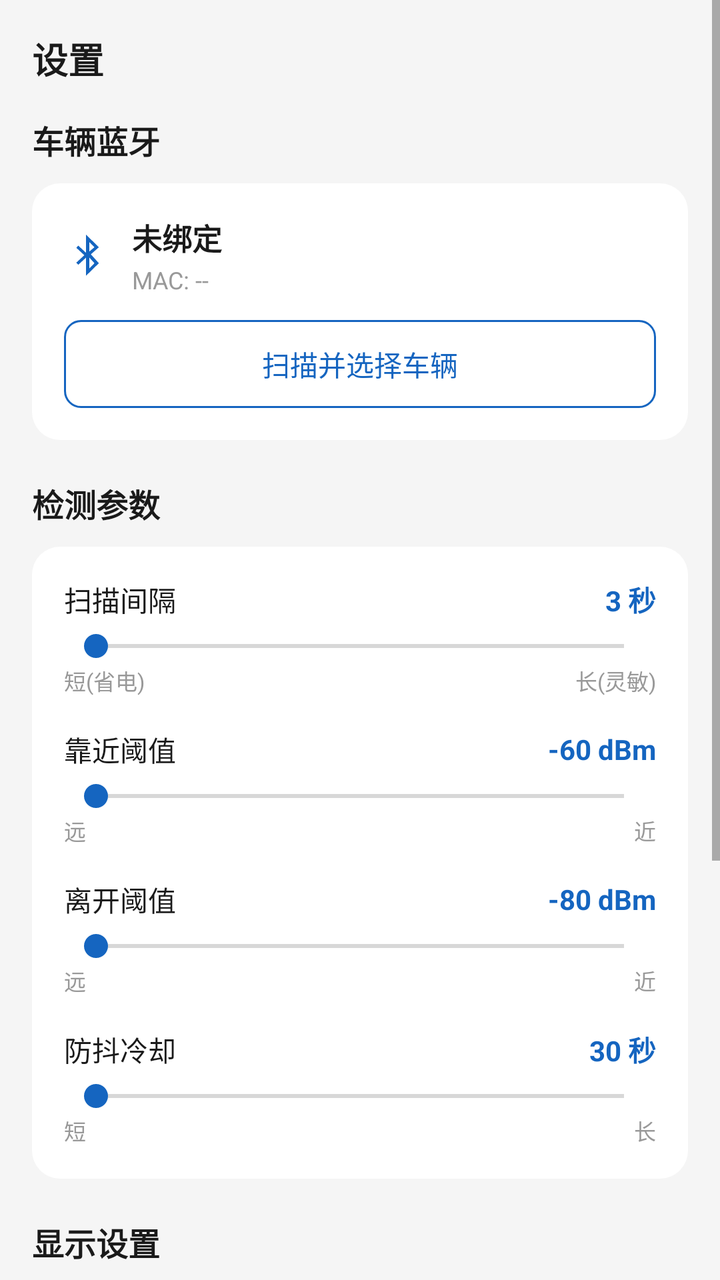
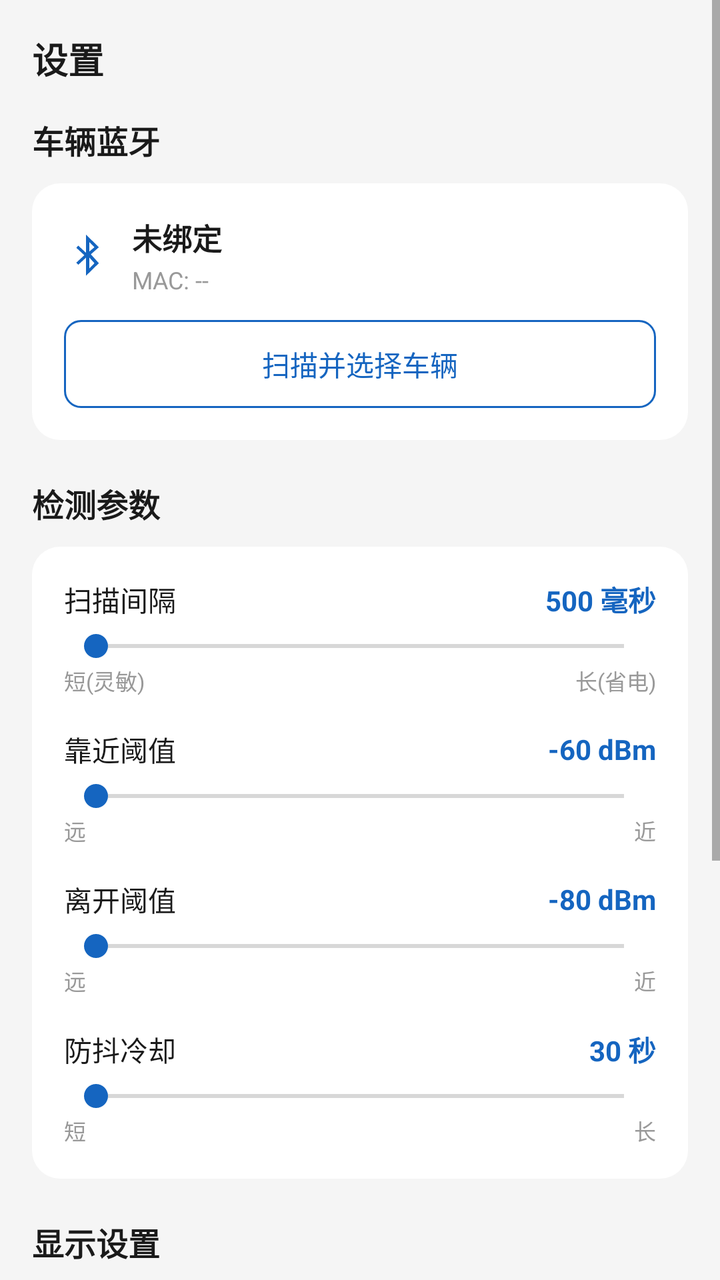

Screens rendered from an Android XML layout before and after an edit, with the pre-edit source and the edit as a unified diff.
<!-- AndroidManifest.xml: application theme AppTheme -->
<!-- res/layout/fragment_settings.xml -->
<?xml version="1.0" encoding="utf-8"?>
<ScrollView xmlns:android="http://schemas.android.com/apk/res/android"
    android:layout_width="match_parent"
    android:layout_height="match_parent"
    android:fillViewport="true"
    android:background="@color/niu_bg">

    <LinearLayout
        android:layout_width="match_parent"
        android:layout_height="wrap_content"
        android:orientation="vertical"
        android:padding="16dp">

        <TextView
            android:layout_width="match_parent"
            android:layout_height="wrap_content"
            android:text="设置"
            android:textSize="18sp"
            android:textStyle="bold"
            android:textColor="@color/niu_text"
            android:layout_marginBottom="16dp"/>

        
        <TextView
            android:layout_width="match_parent"
            android:layout_height="wrap_content"
            android:text="车辆蓝牙"
            android:textSize="16sp"
            android:textStyle="bold"
            android:textColor="@color/niu_text"
            android:layout_marginBottom="10dp"/>
        <LinearLayout
            android:layout_width="match_parent"
            android:layout_height="wrap_content"
            android:orientation="vertical"
            android:background="@drawable/bg_card"
            android:padding="16dp"
            android:layout_marginBottom="20dp">
            <LinearLayout
                android:layout_width="match_parent"
                android:layout_height="wrap_content"
                android:orientation="horizontal"
                android:gravity="center_vertical">
                <ImageView
                    android:layout_width="24dp"
                    android:layout_height="24dp"
                    android:src="@android:drawable/stat_sys_data_bluetooth"
                    android:tint="@color/niu_primary"/>
                <LinearLayout
                    android:layout_width="0dp"
                    android:layout_height="wrap_content"
                    android:layout_weight="1"
                    android:orientation="vertical"
                    android:layout_marginStart="10dp">
                    <TextView
                        android:id="@+id/tv_device_name"
                        android:layout_width="wrap_content"
                        android:layout_height="wrap_content"
                        android:text="未绑定"
                        android:textSize="15sp"
                        android:textStyle="bold"
                        android:textColor="@color/niu_text"/>
                    <TextView
                        android:id="@+id/tv_device_mac"
                        android:layout_width="wrap_content"
                        android:layout_height="wrap_content"
                        android:text="MAC: --"
                        android:textSize="12sp"
                        android:textColor="@color/niu_hint"
                        android:layout_marginTop="2dp"/>
                </LinearLayout>
            </LinearLayout>
            
            <Button
                android:id="@+id/btn_scan_dev"
                android:layout_width="match_parent"
                android:layout_height="44dp"
                android:layout_marginTop="12dp"
                android:text="扫描并选择车辆"
                android:textSize="14sp"
                android:textColor="@color/niu_primary"
                android:background="@drawable/bg_btn_outline"/>
        </LinearLayout>

        
        <TextView
            android:layout_width="match_parent"
            android:layout_height="wrap_content"
            android:text="检测参数"
            android:textSize="16sp"
            android:textStyle="bold"
            android:textColor="@color/niu_text"
            android:layout_marginBottom="10dp"/>
        <LinearLayout
            android:layout_width="match_parent"
            android:layout_height="wrap_content"
            android:orientation="vertical"
            android:background="@drawable/bg_card"
            android:padding="16dp"
            android:layout_marginBottom="20dp">

            <LinearLayout
                android:layout_width="match_parent"
                android:layout_height="wrap_content"
                android:orientation="horizontal"
                android:gravity="center_vertical"
                android:layout_marginBottom="4dp">
                <TextView android:layout_width="0dp" android:layout_height="wrap_content" android:layout_weight="1" android:text="扫描间隔" android:textSize="14sp" android:textColor="@color/niu_text"/>
                <TextView android:id="@+id/tv_interval_val" android:layout_width="wrap_content" android:layout_height="wrap_content" android:text="3 秒" android:textSize="14sp" android:textColor="@color/niu_primary" android:textStyle="bold"/>
            </LinearLayout>
            <SeekBar android:id="@+id/sb_interval" android:layout_width="match_parent" android:layout_height="wrap_content" android:progressTint="@color/niu_primary" android:thumbTint="@color/niu_primary"/>
            <LinearLayout android:layout_width="match_parent" android:layout_height="wrap_content" android:orientation="horizontal" android:layout_marginBottom="16dp">
                <TextView android:layout_width="0dp" android:layout_height="wrap_content" android:layout_weight="1" android:text="短(省电)" android:textSize="11sp" android:textColor="@color/niu_hint"/>
                <TextView android:layout_width="wrap_content" android:layout_height="wrap_content" android:text="长(灵敏)" android:textSize="11sp" android:textColor="@color/niu_hint"/>
            </LinearLayout>

            <LinearLayout
                android:layout_width="match_parent"
                android:layout_height="wrap_content"
                android:orientation="horizontal"
                android:gravity="center_vertical"
                android:layout_marginBottom="4dp">
                <TextView android:layout_width="0dp" android:layout_height="wrap_content" android:layout_weight="1" android:text="靠近阈值" android:textSize="14sp" android:textColor="@color/niu_text"/>
                <TextView android:id="@+id/tv_rssi_in_val" android:layout_width="wrap_content" android:layout_height="wrap_content" android:text="-60 dBm" android:textSize="14sp" android:textColor="@color/niu_primary" android:textStyle="bold"/>
            </LinearLayout>
            <SeekBar android:id="@+id/sb_rssi_in" android:layout_width="match_parent" android:layout_height="wrap_content" android:progressTint="@color/niu_primary" android:thumbTint="@color/niu_primary"/>
            <LinearLayout android:layout_width="match_parent" android:layout_height="wrap_content" android:orientation="horizontal" android:layout_marginBottom="16dp">
                <TextView android:layout_width="0dp" android:layout_height="wrap_content" android:layout_weight="1" android:text="远" android:textSize="11sp" android:textColor="@color/niu_hint"/>
                <TextView android:layout_width="wrap_content" android:layout_height="wrap_content" android:text="近" android:textSize="11sp" android:textColor="@color/niu_hint"/>
            </LinearLayout>

            <LinearLayout
                android:layout_width="match_parent"
                android:layout_height="wrap_content"
                android:orientation="horizontal"
                android:gravity="center_vertical"
                android:layout_marginBottom="4dp">
                <TextView android:layout_width="0dp" android:layout_height="wrap_content" android:layout_weight="1" android:text="离开阈值" android:textSize="14sp" android:textColor="@color/niu_text"/>
                <TextView android:id="@+id/tv_rssi_out_val" android:layout_width="wrap_content" android:layout_height="wrap_content" android:text="-80 dBm" android:textSize="14sp" android:textColor="@color/niu_primary" android:textStyle="bold"/>
            </LinearLayout>
            <SeekBar android:id="@+id/sb_rssi_out" android:layout_width="match_parent" android:layout_height="wrap_content" android:progressTint="@color/niu_primary" android:thumbTint="@color/niu_primary"/>
            <LinearLayout android:layout_width="match_parent" android:layout_height="wrap_content" android:orientation="horizontal" android:layout_marginBottom="16dp">
                <TextView android:layout_width="0dp" android:layout_height="wrap_content" android:layout_weight="1" android:text="远" android:textSize="11sp" android:textColor="@color/niu_hint"/>
                <TextView android:layout_width="wrap_content" android:layout_height="wrap_content" android:text="近" android:textSize="11sp" android:textColor="@color/niu_hint"/>
            </LinearLayout>

            <LinearLayout
                android:layout_width="match_parent"
                android:layout_height="wrap_content"
                android:orientation="horizontal"
                android:gravity="center_vertical"
                android:layout_marginBottom="4dp">
                <TextView android:layout_width="0dp" android:layout_height="wrap_content" android:layout_weight="1" android:text="防抖冷却" android:textSize="14sp" android:textColor="@color/niu_text"/>
                <TextView android:id="@+id/tv_cooldown_val" android:layout_width="wrap_content" android:layout_height="wrap_content" android:text="30 秒" android:textSize="14sp" android:textColor="@color/niu_primary" android:textStyle="bold"/>
            </LinearLayout>
            <SeekBar android:id="@+id/sb_cooldown" android:layout_width="match_parent" android:layout_height="wrap_content" android:progressTint="@color/niu_primary" android:thumbTint="@color/niu_primary"/>
            <LinearLayout android:layout_width="match_parent" android:layout_height="wrap_content" android:orientation="horizontal">
                <TextView android:layout_width="0dp" android:layout_height="wrap_content" android:layout_weight="1" android:text="短" android:textSize="11sp" android:textColor="@color/niu_hint"/>
                <TextView android:layout_width="wrap_content" android:layout_height="wrap_content" android:text="长" android:textSize="11sp" android:textColor="@color/niu_hint"/>
            </LinearLayout>
        </LinearLayout>

        
        <TextView
            android:layout_width="match_parent"
            android:layout_height="wrap_content"
            android:text="显示设置"
            android:textSize="16sp"
            android:textStyle="bold"
            android:textColor="@color/niu_text"
            android:layout_marginBottom="10dp"/>
        <LinearLayout
            android:layout_width="match_parent"
            android:layout_height="wrap_content"
            android:orientation="vertical"
            android:background="@drawable/bg_card"
            android:padding="4dp"
            android:layout_marginBottom="20dp">
            <LinearLayout
                android:id="@+id/opt_theme_system"
                android:layout_width="match_parent"
                android:layout_height="48dp"
                android:orientation="horizontal"
                android:gravity="center_vertical"
                android:paddingHorizontal="12dp"
                android:clickable="true"
                android:focusable="true"
                android:background="?attr/selectableItemBackground">
                <TextView android:layout_width="0dp" android:layout_height="wrap_content" android:layout_weight="1" android:text="跟随系统" android:textSize="14sp" android:textColor="@color/niu_text"/>
                <ImageView android:id="@+id/iv_theme_system_check" android:layout_width="20dp" android:layout_height="20dp" android:src="@android:drawable/checkbox_on_background" android:tint="@color/niu_primary" android:visibility="visible"/>
            </LinearLayout>
            <LinearLayout
                android:id="@+id/opt_theme_light"
                android:layout_width="match_parent"
                android:layout_height="48dp"
                android:orientation="horizontal"
                android:gravity="center_vertical"
                android:paddingHorizontal="12dp"
                android:clickable="true"
                android:focusable="true"
                android:background="?attr/selectableItemBackground">
                <TextView android:layout_width="0dp" android:layout_height="wrap_content" android:layout_weight="1" android:text="浅色模式" android:textSize="14sp" android:textColor="@color/niu_text"/>
                <ImageView android:id="@+id/iv_theme_light_check" android:layout_width="20dp" android:layout_height="20dp" android:src="@android:drawable/checkbox_on_background" android:tint="@color/niu_primary" android:visibility="gone"/>
            </LinearLayout>
            <LinearLayout
                android:id="@+id/opt_theme_dark"
                android:layout_width="match_parent"
                android:layout_height="48dp"
                android:orientation="horizontal"
                android:gravity="center_vertical"
                android:paddingHorizontal="12dp"
                android:clickable="true"
                android:focusable="true"
                android:background="?attr/selectableItemBackground">
                <TextView android:layout_width="0dp" android:layout_height="wrap_content" android:layout_weight="1" android:text="深色模式" android:textSize="14sp" android:textColor="@color/niu_text"/>
                <ImageView android:id="@+id/iv_theme_dark_check" android:layout_width="20dp" android:layout_height="20dp" android:src="@android:drawable/checkbox_on_background" android:tint="@color/niu_primary" android:visibility="gone"/>
            </LinearLayout>
        </LinearLayout>

        
        <LinearLayout
            android:layout_width="match_parent"
            android:layout_height="wrap_content"
            android:orientation="vertical"
            android:background="@drawable/bg_card"
            android:layout_marginBottom="20dp">
            <LinearLayout
                android:id="@+id/entry_log"
                android:layout_width="match_parent"
                android:layout_height="50dp"
                android:orientation="horizontal"
                android:gravity="center_vertical"
                android:paddingHorizontal="16dp"
                android:clickable="true"
                android:focusable="true"
                android:background="?attr/selectableItemBackground">
                <TextView android:layout_width="0dp" android:layout_height="wrap_content" android:layout_weight="1" android:text="运行日志" android:textSize="14sp" android:textColor="@color/niu_text"/>
                <View android:id="@+id/v_log_dot" android:layout_width="8dp" android:layout_height="8dp" android:background="@drawable/bg_dot_red" android:layout_marginEnd="8dp" android:visibility="gone"/>
                <TextView android:layout_width="wrap_content" android:layout_height="wrap_content" android:text=">" android:textSize="16sp" android:textColor="@color/niu_hint"/>
            </LinearLayout>
            <View android:layout_width="match_parent" android:layout_height="1dp" android:background="@color/niu_divider" android:layout_marginStart="16dp"/>
            <LinearLayout
                android:id="@+id/entry_about"
                android:layout_width="match_parent"
                android:layout_height="50dp"
                android:orientation="horizontal"
                android:gravity="center_vertical"
                android:paddingHorizontal="16dp"
                android:clickable="true"
                android:focusable="true"
                android:background="?attr/selectableItemBackground">
                <TextView android:layout_width="0dp" android:layout_height="wrap_content" android:layout_weight="1" android:text="关于" android:textSize="14sp" android:textColor="@color/niu_text"/>
                <TextView android:id="@+id/tv_version" android:layout_width="wrap_content" android:layout_height="wrap_content" android:text="v2.7" android:textSize="13sp" android:textColor="@color/niu_hint"/>
            </LinearLayout>
        </LinearLayout>
    </LinearLayout>
</ScrollView>
<!-- resources referenced by this layout -->
<resources>
  <color name="niu_bg">#F5F5F5</color>
  <color name="niu_divider">#EEEEEE</color>
  <color name="niu_hint">#999999</color>
  <color name="niu_primary">#1565C0</color>
  <color name="niu_text">#1A1A1A</color>
  <!-- drawable bg_btn_outline (drawable) -->
  <?xml version="1.0" encoding="utf-8"?>
  <selector xmlns:android="http://schemas.android.com/apk/res/android">
      <item android:state_pressed="true">
          <shape android:shape="rectangle">
              <solid android:color="@color/niu_primary_light"/>
              <stroke android:width="1dp" android:color="@color/niu_primary"/>
              <corners android:radius="8dp"/>
          </shape>
      </item>
      <item>
          <shape android:shape="rectangle">
              <solid android:color="@android:color/transparent"/>
              <stroke android:width="1dp" android:color="@color/niu_primary"/>
              <corners android:radius="8dp"/>
          </shape>
      </item>
  </selector>
  <!-- drawable bg_card (drawable) -->
  <?xml version="1.0" encoding="utf-8"?>
  <shape xmlns:android="http://schemas.android.com/apk/res/android" android:shape="rectangle">
      <solid android:color="@color/niu_card"/>
      <corners android:radius="14dp"/>
  </shape>
  <!-- drawable bg_dot_red (drawable) -->
  <?xml version="1.0" encoding="utf-8"?>
  <shape xmlns:android="http://schemas.android.com/apk/res/android" android:shape="oval">
      <solid android:color="@color/niu_error"/>
  </shape>
  <style name="AppTheme" parent="Theme.MaterialComponents.DayNight.NoActionBar">
          <item name="colorPrimary">@color/niu_primary</item>
          <item name="colorPrimaryDark">@color/niu_primary_dark</item>
          <item name="colorAccent">@color/niu_primary</item>
          <item name="android:windowBackground">@color/niu_bg</item>
          <item name="android:statusBarColor">@color/niu_bg</item>
          <item name="android:windowLightStatusBar">true</item>
      </style>
  <color name="niu_primary_light">#E3F2FD</color>
  <color name="niu_card">#FFFFFF</color>
  <color name="niu_error">#E53935</color>
  <color name="niu_primary_dark">#0D47A1</color>
</resources>

<!-- the commit's change to res/layout/fragment_settings.xml (unified diff, before → after) -->
@@ -106,12 +106,12 @@
                 android:gravity="center_vertical"
                 android:layout_marginBottom="4dp">
                 <TextView android:layout_width="0dp" android:layout_height="wrap_content" android:layout_weight="1" android:text="扫描间隔" android:textSize="14sp" android:textColor="@color/niu_text"/>
-                <TextView android:id="@+id/tv_interval_val" android:layout_width="wrap_content" android:layout_height="wrap_content" android:text="3 秒" android:textSize="14sp" android:textColor="@color/niu_primary" android:textStyle="bold"/>
+                <TextView android:id="@+id/tv_interval_val" android:layout_width="wrap_content" android:layout_height="wrap_content" android:text="500 毫秒" android:textSize="14sp" android:textColor="@color/niu_primary" android:textStyle="bold"/>
             </LinearLayout>
             <SeekBar android:id="@+id/sb_interval" android:layout_width="match_parent" android:layout_height="wrap_content" android:progressTint="@color/niu_primary" android:thumbTint="@color/niu_primary"/>
             <LinearLayout android:layout_width="match_parent" android:layout_height="wrap_content" android:orientation="horizontal" android:layout_marginBottom="16dp">
-                <TextView android:layout_width="0dp" android:layout_height="wrap_content" android:layout_weight="1" android:text="短(省电)" android:textSize="11sp" android:textColor="@color/niu_hint"/>
-                <TextView android:layout_width="wrap_content" android:layout_height="wrap_content" android:text="长(灵敏)" android:textSize="11sp" android:textColor="@color/niu_hint"/>
+                <TextView android:layout_width="0dp" android:layout_height="wrap_content" android:layout_weight="1" android:text="短(灵敏)" android:textSize="11sp" android:textColor="@color/niu_hint"/>
+                <TextView android:layout_width="wrap_content" android:layout_height="wrap_content" android:text="长(省电)" android:textSize="11sp" android:textColor="@color/niu_hint"/>
             </LinearLayout>
 
             <LinearLayout
@@ -250,7 +250,7 @@
                 android:focusable="true"
                 android:background="?attr/selectableItemBackground">
                 <TextView android:layout_width="0dp" android:layout_height="wrap_content" android:layout_weight="1" android:text="关于" android:textSize="14sp" android:textColor="@color/niu_text"/>
-                <TextView android:id="@+id/tv_version" android:layout_width="wrap_content" android:layout_height="wrap_content" android:text="v2.7" android:textSize="13sp" android:textColor="@color/niu_hint"/>
+                <TextView android:id="@+id/tv_version" android:layout_width="wrap_content" android:layout_height="wrap_content" android:text="v2.8" android:textSize="13sp" android:textColor="@color/niu_hint"/>
             </LinearLayout>
         </LinearLayout>
     </LinearLayout>
